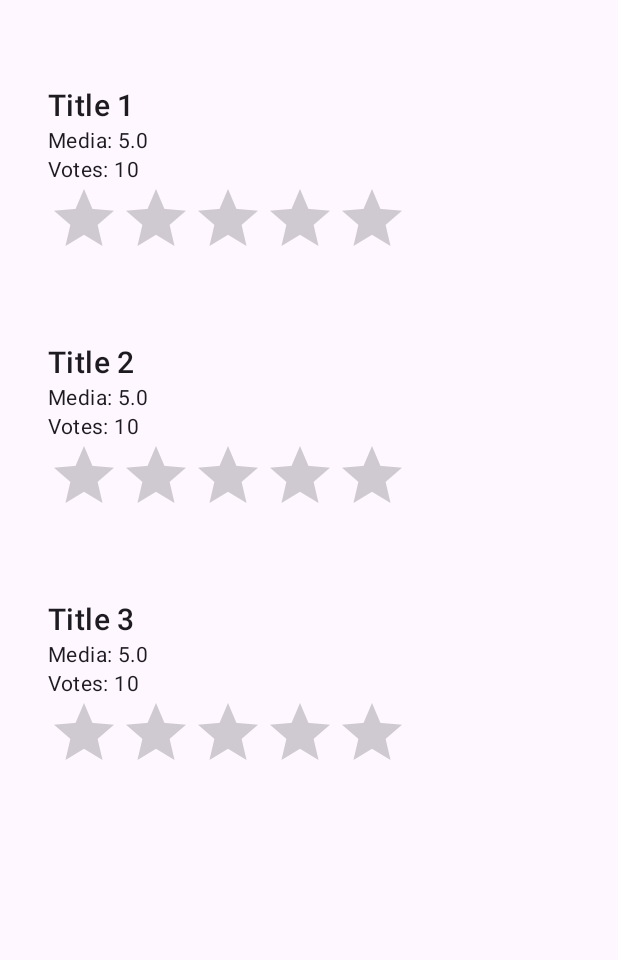
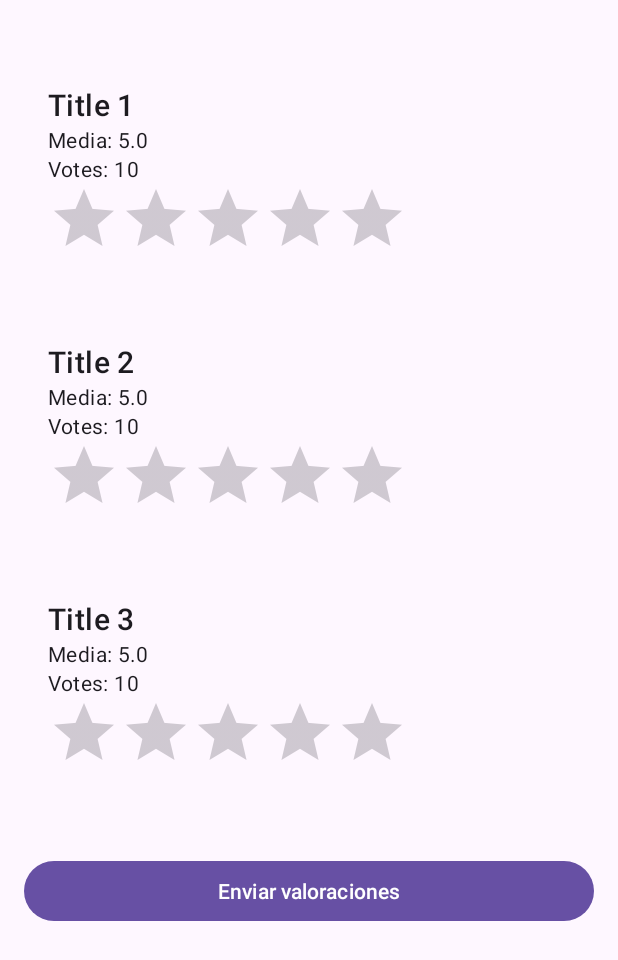
Before and after one commit to PedroBerrueco/APPAI, an Android app: the ScoreActivity screen opened directly, with no data from a screen before it, on a phone screen of 412 x 824 dp. Shown: the top 960 px of the screen. Run offline under Robolectric (Android 15) with nearby library versions, the phone set to English and light mode, and no system bars.

Commit message:
oneshot commit

```diff
--- a/app/src/main/java/com/pberrueco/apiai/ui/AIAdapter.kt
+++ b/app/src/main/java/com/pberrueco/apiai/ui/AIAdapter.kt
@@ -36,7 +36,6 @@ class AIAdapter(private val iaNames: Array<String>) : ListAdapter<String, AIAdap
 
     inner class BaseViewHolder(val binding: ItemBaseBinding) : RecyclerView.ViewHolder(binding.root), View.OnClickListener {
         init {
-            // Configurar el clic oyente para todo el elemento de la lista
             binding.root.setOnClickListener(this)
         }
         override fun onClick(v: View?) {
--- a/app/src/main/java/com/pberrueco/apiai/ui/welcome/InitialActivity.kt
+++ b/app/src/main/java/com/pberrueco/apiai/ui/welcome/InitialActivity.kt
@@ -8,6 +8,7 @@ import androidx.activity.viewModels
 import com.pberrueco.apiai.ui.recycler.MainActivity
 import com.pberrueco.apiai.databinding.ActivityInitialBinding
 
+//TODO Icono para la APP.
 class InitialActivity : AppCompatActivity() {
 
     private lateinit var _binding: ActivityInitialBinding
--- a/app/src/main/res/layout/activity_score.xml
+++ b/app/src/main/res/layout/activity_score.xml
@@ -14,7 +14,9 @@
     <LinearLayout
         android:layout_width="match_parent"
         android:layout_height="match_parent"
-        android:orientation="vertical">
+        android:orientation="vertical"
+        tools:layout_editor_absoluteX="41dp"
+        tools:layout_editor_absoluteY="165dp">
 
         <LinearLayout
             android:id="@+id/container1"
@@ -132,6 +134,13 @@
             <!-- Contenido para el conjunto de datos 3 -->
         </LinearLayout>
 
+        <Button
+            android:id="@+id/btn_score"
+            android:layout_width="match_parent"
+            android:layout_height="wrap_content"
+            android:layout_marginTop="32dp"
+            android:text="@string/btn_valor" />
+
     </LinearLayout>
 
 </androidx.constraintlayout.widget.ConstraintLayout>
--- a/app/src/main/res/values/strings.xml
+++ b/app/src/main/res/values/strings.xml
@@ -4,4 +4,5 @@
     <string name="hint_question">pregunta</string>
     <string name="btn_question">Enviar</string>
     <string name="tv_req">AI Request Text</string>
+    <string name="btn_valor">Enviar valoraciones</string>
 </resources>
```
Also changed, not shown: app/src/main/java/com/pberrueco/apiai/ui/score/ScoreActivity.kt (+40 -25 lines), app/src/main/java/com/pberrueco/apiai/ui/score/ScoreViewModel.kt (+11 -0 lines).
